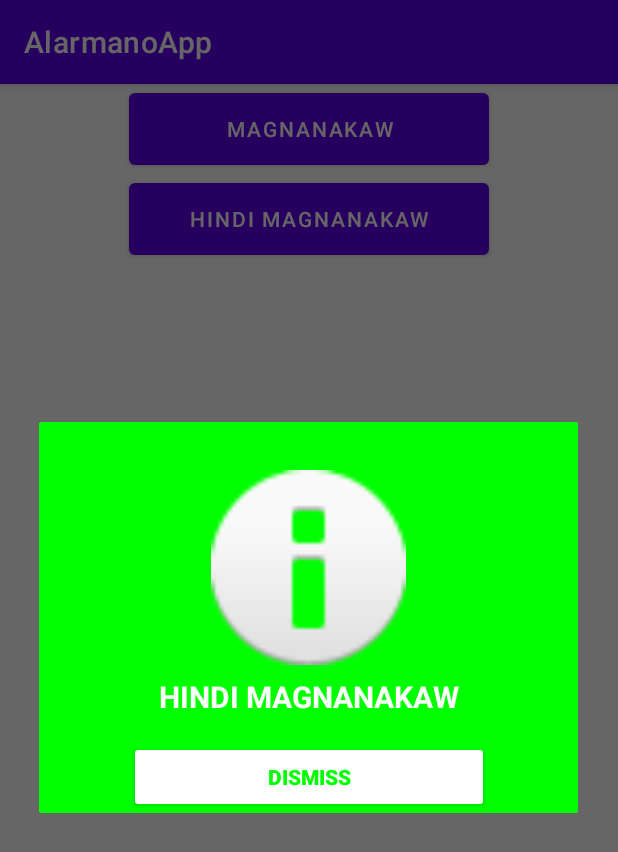
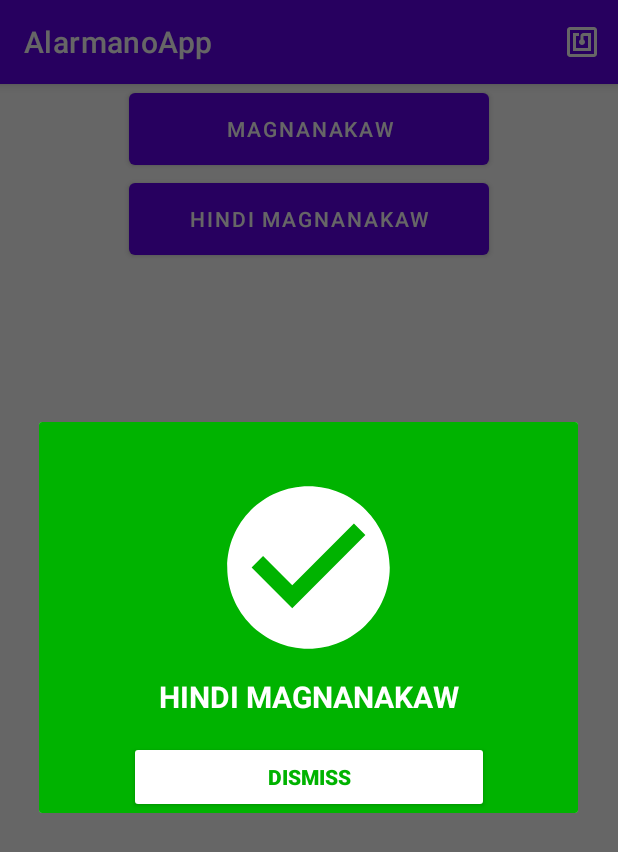
Before and after one commit to llorca-mfs/AlarmanoApp, an Android app: the screen it shows after launch (MainActivity), after a tap on "HINDI MAGNANAKAW", on a phone screen of 412 x 824 dp. Shown: the top 852 px of the screen. Run offline under Robolectric (Android 15) with nearby library versions, the phone set to English and light mode, and no system bars.

Commit message:
updated magnanakaw and not magnanakaw dialog boxes and started implementing red tagger

```diff
--- a/app/src/main/java/com/makorino/alarmanoapp/MainActivity.java
+++ b/app/src/main/java/com/makorino/alarmanoapp/MainActivity.java
@@ -1,11 +1,16 @@
 package com.makorino.alarmanoapp;
 
+import androidx.annotation.NonNull;
 import androidx.appcompat.app.AlertDialog;
 import androidx.appcompat.app.AppCompatActivity;
 import androidx.appcompat.app.AppCompatDelegate;
 
+import android.content.Intent;
 import android.media.MediaPlayer;
 import android.os.Bundle;
+import android.view.Menu;
+import android.view.MenuInflater;
+import android.view.MenuItem;
 import android.view.View;
 import android.widget.Button;
 import android.widget.Toast;
@@ -74,4 +79,27 @@ public class MainActivity extends AppCompatActivity {
             }
         });
     }
+
+    @Override
+    public boolean onCreateOptionsMenu(Menu menu) {
+        MenuInflater inflater = getMenuInflater();
+        inflater.inflate(R.menu.top_menu, menu);
+
+        return true;
+    }
+
+    @Override
+    public boolean onOptionsItemSelected(MenuItem item) {
+        switch(item.getItemId()){
+            case R.id.menu_redtag:
+                //Toast.makeText(this, "Red Tagger Here", Toast.LENGTH_SHORT).show();
+
+                Intent i = new Intent(MainActivity.this, RedtagActivity.class);
+                startActivity(i);
+
+                return true;
+            default:
+                return super.onOptionsItemSelected(item);
+        }
+    }
 }
--- /dev/null
+++ b/app/src/main/res/drawable/ic_check.xml
@@ -0,0 +1,10 @@
+<vector xmlns:android="http://schemas.android.com/apk/res/android"
+    android:width="24dp"
+    android:height="24dp"
+    android:viewportWidth="24"
+    android:viewportHeight="24"
+    android:tint="?attr/colorControlNormal">
+  <path
+      android:fillColor="@android:color/white"
+      android:pathData="M12,2C6.48,2 2,6.48 2,12s4.48,10 10,10 10,-4.48 10,-10S17.52,2 12,2zM10,17l-5,-5 1.41,-1.41L10,14.17l7.59,-7.59L19,8l-9,9z"/>
+</vector>
--- /dev/null
+++ b/app/src/main/res/drawable/ic_nfc.xml
@@ -0,0 +1,10 @@
+ <vector xmlns:android="http://schemas.android.com/apk/res/android"
+    android:width="24dp"
+    android:height="24dp"
+    android:viewportWidth="24"
+    android:viewportHeight="24"
+    android:tint="?attr/colorControlNormal">
+  <path
+      android:fillColor="@android:color/white"
+      android:pathData="M20,2L4,2c-1.1,0 -2,0.9 -2,2v16c0,1.1 0.9,2 2,2h16c1.1,0 2,-0.9 2,-2L22,4c0,-1.1 -0.9,-2 -2,-2zM20,20L4,20L4,4h16v16zM18,6h-5c-1.1,0 -2,0.9 -2,2v2.28c-0.6,0.35 -1,0.98 -1,1.72 0,1.1 0.9,2 2,2s2,-0.9 2,-2c0,-0.74 -0.4,-1.38 -1,-1.72L13,8h3v8L8,16L8,8h2L10,6L6,6v12h12L18,6z"/>
+</vector>
--- a/app/src/main/res/layout/popup_magnanakaw.xml
+++ b/app/src/main/res/layout/popup_magnanakaw.xml
@@ -13,7 +13,7 @@
         app:layout_constraintEnd_toEndOf="parent"
         app:layout_constraintStart_toStartOf="parent"
         app:layout_constraintTop_toTopOf="parent"
-        app:srcCompat="?android:attr/alertDialogIcon"
+        app:srcCompat="@drawable/ic_warn"
         app:tint="@color/white"
         android:layout_marginTop="16dp"/>
 
--- a/app/src/main/res/layout/popup_notmagnanakaw.xml
+++ b/app/src/main/res/layout/popup_notmagnanakaw.xml
@@ -4,7 +4,7 @@
     xmlns:tools="http://schemas.android.com/tools"
     android:layout_width="match_parent"
     android:layout_height="match_parent"
-    android:background="#00FF00">
+    android:background="#00B300">
 
     <ImageView
         android:id="@+id/infoIcon"
@@ -15,8 +15,9 @@
         app:layout_constraintEnd_toEndOf="parent"
         app:layout_constraintStart_toStartOf="parent"
         app:layout_constraintTop_toTopOf="parent"
-
-        app:srcCompat="@android:drawable/ic_dialog_info" />
+        app:srcCompat="@drawable/ic_check"
+        app:tint="@color/white"
+        />
 
     <TextView
         android:id="@+id/tv_notmagnanakaw"
@@ -38,7 +39,7 @@
         android:layout_width="240dp"
         android:backgroundTint="@color/white"
         android:text="Dismiss"
-        android:textColor="#00FF00"
+        android:textColor="#00B300"
         android:textStyle="bold"
         app:layout_constraintEnd_toEndOf="parent"
         app:layout_constraintStart_toStartOf="parent"
--- /dev/null
+++ b/app/src/main/res/menu/top_menu.xml
@@ -0,0 +1,12 @@
+<?xml version="1.0" encoding="utf-8"?>
+<menu xmlns:android="http://schemas.android.com/apk/res/android"
+    xmlns:app="http://schemas.android.com/apk/res-auto">
+
+    <item
+        android:id="@+id/menu_redtag"
+        android:title="Red Tagger"
+        android:icon="@drawable/ic_nfc"
+        app:showAsAction="ifRoom"
+        />
+
+</menu>
--- a/app/src/main/res/values/strings.xml
+++ b/app/src/main/res/values/strings.xml
@@ -1,3 +1,4 @@
 <resources>
     <string name="app_name">AlarmanoApp</string>
+    <string name="redtag">The Red Tagger</string>
 </resources>
```
Also changed, not shown: app/src/main/AndroidManifest.xml (+7 -0 lines), app/src/main/java/com/makorino/alarmanoapp/RedtagActivity.java (added, +21 -0 lines), app/src/main/res/drawable/ic_warn.xml (added, +10 -0 lines), app/src/main/res/layout/activity_redtag.xml (added, +17 -0 lines).
